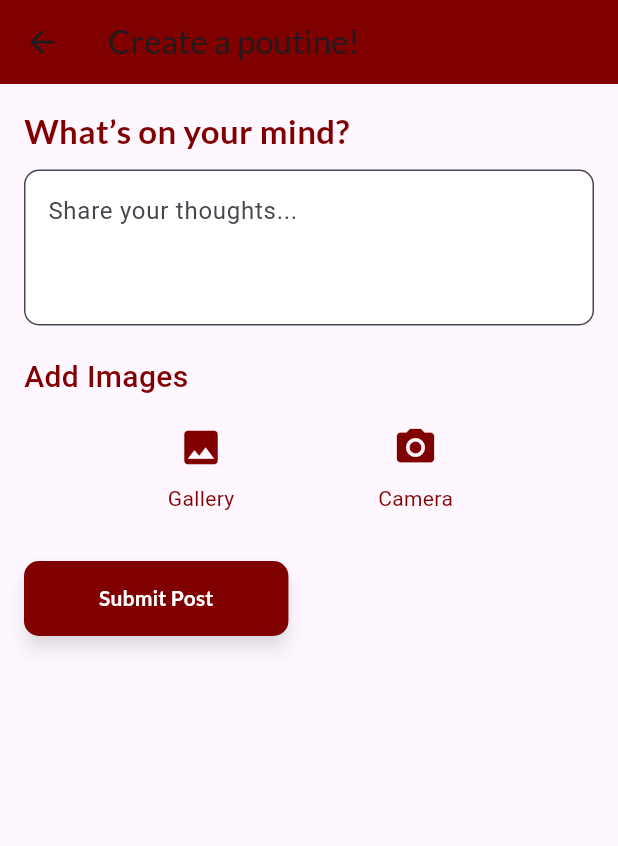
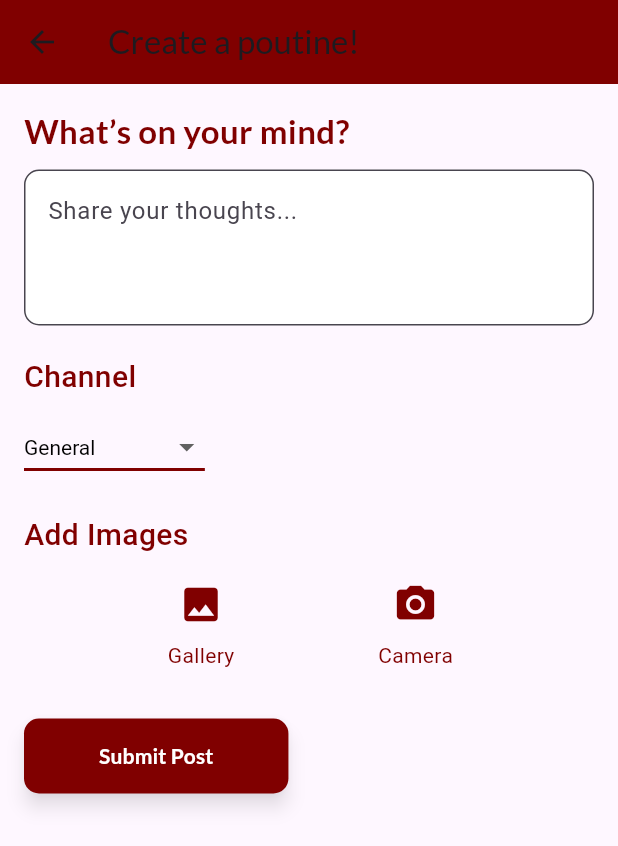
Before and after one commit to yanggank1212/CS4768-Group-5-Project, a Flutter app: the CreatePostPageScreen screen opened directly, on a phone screen of 412 x 824 dp. Shown: the top 846 px of the screen. Run offline on Flutter 3.47's test engine with Material 3 defaults, Android fonts, the phone set to English and light mode, and no system bars; our stand-ins replace cloud_firestore, firebase_auth, firebase_core, firebase_storage, google_fonts, google_sign_in and 2 more; missing offline and left inert: firebase_ui_auth, firebase_ui_oauth_google; accounts and stored records are empty.

Commit message:
Channels Implementation

```diff
--- /dev/null
+++ b/poutine_time/lib/model/Templates/channels.dart
@@ -0,0 +1,9 @@
+import 'package:poutine_time/model/channel_model.dart';
+
+List<ChannelModel> channels = [
+  ChannelModel(id: '1', name: 'General'),
+  ChannelModel(id: '2', name: 'Education'),
+  ChannelModel(id: '3', name: 'Clubs & Society'),
+  ChannelModel(id: '4', name: 'Sports'),
+  ChannelModel(id: '5', name: 'Arts & Culture'),
+];
--- a/poutine_time/lib/model/Templates/model_templates.dart
+++ b/poutine_time/lib/model/Templates/model_templates.dart
@@ -12,7 +12,9 @@ class PostModelTemplate {
           "Lorem ipsum dolor sit amet, consectetur adipiscing elit. Integer et mi elit. Fusce metus dolor, efficitur id arcu sed, dapibus hendrerit dolor. Nam fringilla iaculis dui sit amet dapibus. Aliquam iaculis lorem eget lacus congue, eu laoreet tortor tempus. Maecenas interdum nulla ligula, at sollicitudin ante volutpat quis. Nam fermentum ut nisi id fringilla. Cras venenatis id nunc ut dictum. Etiam volutpat interdum suscipit. Nulla auctor sit amet nisi facilisis pharetra. Integer leo est, feugiat eu lorem sed, elementum mattis diam. Nunc pellentesque scelerisque vulputate. Pellentesque habitant morbi tristique senectus et netus et malesuada fames ac turpis egestas. Nunc in nisi arcu. Cras vel ipsum porttitor, malesuada sapien a, volutpat magna. Donec sit amet diam nec eros aliquam porttitor eu sed turpis. Duis sed vehicula urna, vitae semper quam. In sollicitudin pharetra ipsum sed bibendum. Sed interdum vehicula metus, in.",
       release_date: DateTime.now(),
       likes: <String>[],
-      dislikes: <String>[], userID: '',
+      dislikes: <String>[],
+      userID: '',
+      channel: 'General',
     );
   }
 }
--- /dev/null
+++ b/poutine_time/lib/model/channel_model.dart
@@ -0,0 +1,6 @@
+class ChannelModel {
+  final String id;
+  final String name;
+
+  ChannelModel({required this.id, required this.name});
+}
--- a/poutine_time/lib/model/post_model.dart
+++ b/poutine_time/lib/model/post_model.dart
@@ -21,6 +21,7 @@ class PostModel {
   List<String> imageUrls;
   List<String> comments;
   String threadFather; // To know if a post is the child of another post
+  String channel;
 
   UserController userController = UserController();
 
@@ -36,6 +37,7 @@ class PostModel {
     List<String>? comments,
     List<String>? imageUrls,
     String? threadFather,
+    required this.channel, //General, Education, Clubs & Society, Sprots Arts & Culture
   })  : this.likes = likes ?? [],
         this.dislikes = dislikes ?? [],
         this.comments = comments ?? [],
@@ -53,6 +55,7 @@ class PostModel {
       'comments': comments,
       'imageUrls': imageUrls,
       'threadFather': threadFather,
+      'channel': channel,
     };
   }
 
@@ -68,7 +71,7 @@ class PostModel {
         comments: List<String>.from(map['comments'] ?? []),
         imageUrls: List<String>.from(map['imageUrls'] ?? []),
         threadFather: map['threadFather'] ?? '',
-    );
+        channel: map['channel'] ?? '1');
   }
 
   void printDetails() {
--- a/poutine_time/lib/views/Home/createPost_page.dart
+++ b/poutine_time/lib/views/Home/createPost_page.dart
@@ -6,6 +6,8 @@ import 'package:poutine_time/model/post_model.dart';
 import 'package:poutine_time/controller/post_controller.dart';
 import 'package:poutine_time/model/user_model.dart';
 import 'package:poutine_time/views/Home/home_page.dart';
+import 'package:poutine_time/model/channel_model.dart';
+import 'package:poutine_time/model/Templates/channels.dart';
 import 'package:image_picker/image_picker.dart';
 import 'package:google_fonts/google_fonts.dart';
 import 'dart:io';
@@ -21,13 +23,16 @@ class _CreatePostPageScreenState extends State<CreatePostPageScreen> {
   final TextEditingController _descriptionController = TextEditingController();
   bool _isLoading = false;
 
+  ChannelModel _selectedChannel = channels[0];
+
   // For images
 
   List<XFile> _selectedImages = [];
 
   // Pick image from gallery
   Future<void> _pickImageFromGallery() async {
-    XFile? selectedImage = await StateManager.postController.pickImageFromGallery();
+    XFile? selectedImage =
+        await StateManager.postController.pickImageFromGallery();
     if (selectedImage != null) {
       setState(() {
         _selectedImages.add(selectedImage);
@@ -37,7 +42,8 @@ class _CreatePostPageScreenState extends State<CreatePostPageScreen> {
 
   // Pick image from camera
   Future<void> _pickImageFromCamera() async {
-    XFile? selectedImage = await StateManager.postController.pickImageFromCamera();
+    XFile? selectedImage =
+        await StateManager.postController.pickImageFromCamera();
     if (selectedImage != null) {
       setState(() {
         _selectedImages.add(selectedImage);
@@ -56,10 +62,9 @@ class _CreatePostPageScreenState extends State<CreatePostPageScreen> {
     });
 
     try {
-
       // Convert XFile to File
-      List<File> imageFiles = _selectedImages.map((xFile) => File(xFile.path)).toList();
-
+      List<File> imageFiles =
+          _selectedImages.map((xFile) => File(xFile.path)).toList();
 
       // Create a new PostModel instance with the necessary data
       PostModel newPost = PostModel(
@@ -68,11 +73,12 @@ class _CreatePostPageScreenState extends State<CreatePostPageScreen> {
         description: _descriptionController.text,
         release_date: DateTime.now(), // Use current date and time
         likes: [], // Initializing likes as empty
-        dislikes: [], // Initializing dislikes as an empty list
+        dislikes: [],
+        channel: _selectedChannel.id, // Initializing dislikes as an empty list
       );
 
       DocumentReference<Object?> documentReference =
-          await StateManager.postController.addPost(newPost,imageFiles);
+          await StateManager.postController.addPost(newPost, imageFiles);
 
       _message();
 
@@ -98,7 +104,8 @@ class _CreatePostPageScreenState extends State<CreatePostPageScreen> {
   @override
   Widget build(BuildContext context) {
     // Define the colors from the logo
-    const Color maroonColor = Color(0xFF800000); // Adjust the color based on the logo
+    const Color maroonColor =
+        Color(0xFF800000); // Adjust the color based on the logo
     const Color backgroundColor = Colors.white;
 
     return Scaffold(
@@ -116,7 +123,8 @@ class _CreatePostPageScreenState extends State<CreatePostPageScreen> {
           children: [
             Text(
               'What’s on your mind?',
-              style: GoogleFonts.lato( // Applying Lato font from Google Fonts
+              style: GoogleFonts.lato(
+                // Applying Lato font from Google Fonts
                 fontSize: 22,
                 fontWeight: FontWeight.bold,
                 color: maroonColor, // Use the maroon color for text
@@ -138,6 +146,44 @@ class _CreatePostPageScreenState extends State<CreatePostPageScreen> {
               minLines: 3,
               style: TextStyle(fontSize: 16),
             ),
+            SizedBox(height: 20),
+
+            //Category
+            Text(
+              'Channel',
+              style: TextStyle(
+                fontSize: 20,
+                fontWeight: FontWeight.w500,
+                color: maroonColor,
+              ),
+            ),
+            SizedBox(height: 8),
+            DropdownButton<ChannelModel>(
+              value: _selectedChannel,
+              icon: const Icon(Icons.arrow_drop_down),
+              iconSize: 24,
+              elevation: 16,
+              style: const TextStyle(color: Colors.black),
+              underline: Container(
+                height: 2,
+                color: maroonColor,
+              ),
+              onChanged: (ChannelModel? newValue) {
+                if (newValue != null) {
+                  setState(() {
+                    _selectedChannel = newValue;
+                  });
+                }
+              },
+              items: channels
+                  .map<DropdownMenuItem<ChannelModel>>((ChannelModel channel) {
+                return DropdownMenuItem<ChannelModel>(
+                  value: channel,
+                  child: Text(channel.name),
+                );
+              }).toList(), // Added toList() to fix the type issue
+            ),
+
             SizedBox(height: 20),
 
             // Image Upload Section
@@ -196,8 +242,10 @@ class _CreatePostPageScreenState extends State<CreatePostPageScreen> {
                     borderRadius: BorderRadius.circular(10), // Rounded button
                   ),
                 ),
-                elevation: MaterialStateProperty.all<double>(5.0), // Add elevation
-                shadowColor: MaterialStateProperty.all<Color>(Colors.black.withOpacity(0.5)), // Shadow color
+                elevation:
+                    MaterialStateProperty.all<double>(5.0), // Add elevation
+                shadowColor: MaterialStateProperty.all<Color>(
+                    Colors.black.withOpacity(0.5)), // Shadow color
               ),
             ),
             if (_isLoading) ...[
@@ -230,7 +278,6 @@ class _CreatePostPageScreenState extends State<CreatePostPageScreen> {
       ],
     );
   }
-
 
 // Helper method to display selected images
   Widget _buildSelectedImagesSection() {
@@ -275,7 +322,6 @@ class _CreatePostPageScreenState extends State<CreatePostPageScreen> {
     );
   }
 
-
   // Message to display after the post is submitted
   void _message() {
     final snackBar = SnackBar(
--- a/poutine_time/lib/views/commenting_page.dart
+++ b/poutine_time/lib/views/commenting_page.dart
@@ -36,7 +36,8 @@ class _CommentPageScreenState extends State<CommentPageScreen> {
           username: StateManager.userController.getUsername(),
           description: _commentController.text,
           release_date: DateTime.now(), // Use current date and time
-          threadFather: widget.fatherPost.id);
+          threadFather: widget.fatherPost.id,
+          channel: 'General');
 
       // DocumentReference<Object?> documentReference =
       //     await StateManager.postController.addPost(newPost);
```
Also changed, not shown: poutine_time/lib/controller/post_controller.dart (+16 -5 lines), poutine_time/lib/views/Home/feed_page.dart (+14 -2 lines), poutine_time/lib/views/components/chanel_sidebar_widget.dart (added, +31 -0 lines). Lines whose indentation alone changed are shown as unchanged.
